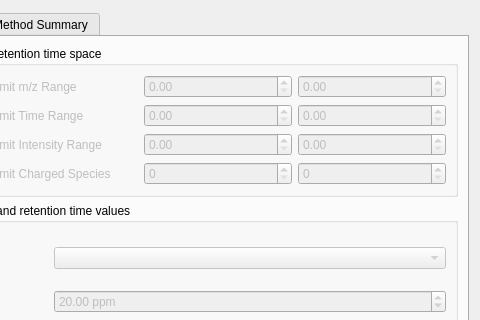
Above: mzroll/forms/peakdetectiondialog.ui from ElucidataInc/ElMaven before the change; both pictures show x 378 to 858 and y 0 to 320 of the 858 by 655 pixel window. Below: the same form after it.
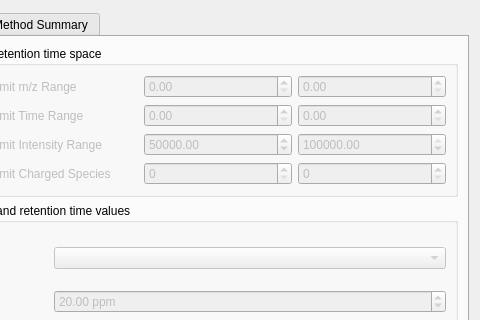
That is the form after the change. The open tabs and pages were chosen to show the change.

Commit message: Fix: Add Min and Max Intensity Scan for alignmentDialog. Change default values

```diff
--- a/mzroll/forms/peakdetectiondialog.ui
+++ b/mzroll/forms/peakdetectiondialog.ui
@@ -130,7 +130,10 @@
           <item row="2" column="3">
            <widget class="QDoubleSpinBox" name="intensityMin">
             <property name="maximum">
-             <double>999999999.000000000000000</double>
+             <double>9999999999.989999771118164</double>
+            </property>
+            <property name="value">
+             <double>50000.000000000000000</double>
             </property>
            </widget>
           </item>
@@ -150,7 +153,10 @@
           <item row="2" column="4">
            <widget class="QDoubleSpinBox" name="intensityMax">
             <property name="maximum">
-             <double>999999999.000000000000000</double>
+             <double>9999999999.989999771118164</double>
+            </property>
+            <property name="value">
+             <double>9999999999.000000000000000</double>
             </property>
            </widget>
           </item>
```
Left out of the diff: 4 changed lines with no effect on the pictures. The commit also changes 5 other files.
